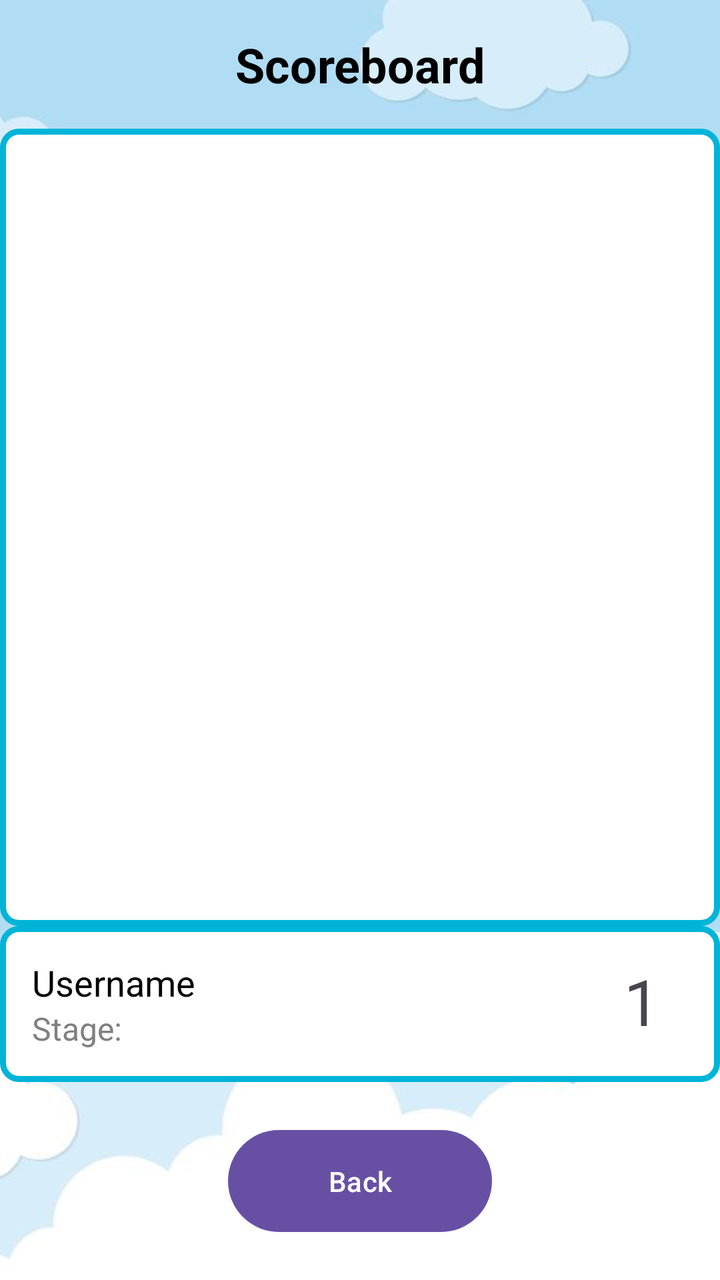
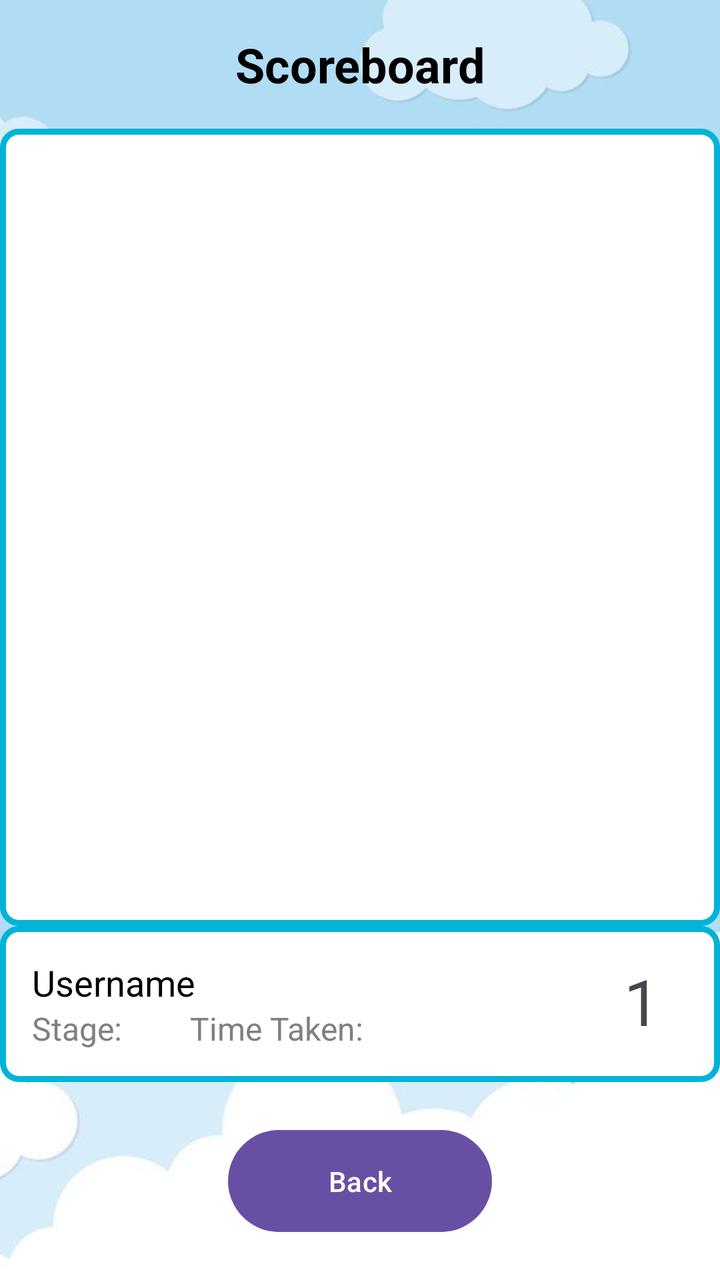

Screens rendered from an Android XML layout before and after an edit, with the pre-edit source and the edit as a unified diff.
<!-- AndroidManifest.xml: application theme Theme.SEHH3165_GP -->
<!-- res/layout/scoreboard.xml -->
<?xml version="1.0" encoding="utf-8"?>
<RelativeLayout
    xmlns:android="http://schemas.android.com/apk/res/android"
    android:layout_width="match_parent"
    android:layout_height="match_parent"
    android:background="@drawable/bg_lobby">

    <TextView
        android:id="@+id/textViewHeader"
        android:layout_width="match_parent"
        android:layout_height="wrap_content"
        android:text="Scoreboard"
        android:textColor="@color/black"
        android:textSize="24sp"
        android:textStyle="bold"
        android:textAlignment="center"
        android:padding="16dp"/>

    <RelativeLayout
        android:layout_width="match_parent"
        android:layout_height="wrap_content"
        android:background="@drawable/scoreboard_list"
        android:id="@+id/allData"
        android:layout_above="@id/ownData"
        android:layout_below="@id/textViewHeader"
        android:paddingBottom="10dp">

        <ListView
            android:id="@+id/list_view"
            android:layout_width="match_parent"
            android:layout_height="match_parent"
            android:layout_alignParentTop="true" />

    </RelativeLayout>

    <RelativeLayout
        android:layout_width="match_parent"
        android:layout_height="wrap_content"
        android:background="@drawable/scoreboard_list"
        android:id="@+id/ownData"
        android:layout_above="@id/button_back"
        android:padding="16dp">

        <TextView
            android:id="@+id/player_name"
            android:layout_width="wrap_content"
            android:layout_height="wrap_content"
            android:text="Username"
            android:textColor="@color/black"
            android:textSize="18sp" />

        <TextView
            android:id="@+id/stage"
            android:layout_width="wrap_content"
            android:layout_height="wrap_content"
            android:layout_below="@id/player_name"
            android:text="Stage: "
            android:textColor="#808080"
            android:textSize="16sp" />

        <TextView
            android:id="@+id/rank"
            android:layout_width="46dp"
            android:layout_height="46dp"
            android:layout_alignParentRight="true"
            android:textAlignment="center"
            android:text="1"
            android:textSize="32dp" />

    </RelativeLayout>

    <Button
        android:id="@+id/button_back"
        android:layout_width="wrap_content"
        android:layout_height="wrap_content"
        android:layout_centerHorizontal="true"
        android:padding="16dp"
        android:paddingStart="50dp"
        android:paddingEnd="50dp"
        android:layout_marginBottom="20dp"
        android:layout_marginTop="20dp"
        android:layout_alignParentBottom="true"
        android:text="Back" />

</RelativeLayout>
<!-- resources referenced by this layout -->
<resources>
  <color name="black">#FF000000</color>
  <!-- drawable bg_lobby: jpg bitmap (drawable, 18648 bytes) -->
  <!-- drawable scoreboard_list (drawable) -->
  <?xml version="1.0" encoding="utf-8"?>
  <shape xmlns:android="http://schemas.android.com/apk/res/android">
      <solid android:color="#FFFFFF" />
      <stroke android:color="#00B4D8"
              android:width="3dp"/>
      <corners android:radius="8dp" />
  </shape>
  <style name="Theme.SEHH3165_GP" parent="Base.Theme.SEHH3165_GP" />
  <style name="Base.Theme.SEHH3165_GP" parent="Theme.Material3.DayNight.NoActionBar">
          
          
      </style>
</resources>

<!-- the commit's change to res/layout/scoreboard.xml (unified diff, before → after) -->
@@ -59,6 +59,18 @@
             android:textSize="16sp" />
 
         <TextView
+            android:id="@+id/time_taken"
+            android:layout_width="wrap_content"
+            android:layout_height="wrap_content"
+            android:layout_below="@id/player_name"
+            android:text="Time Taken: "
+            android:layout_toRightOf="@id/stage"
+            android:layout_alignBottom="@id/stage"
+            android:layout_marginLeft="30dp"
+            android:textColor="#808080"
+            android:textSize="16sp" />
+
+        <TextView
             android:id="@+id/rank"
             android:layout_width="46dp"
             android:layout_height="46dp"
